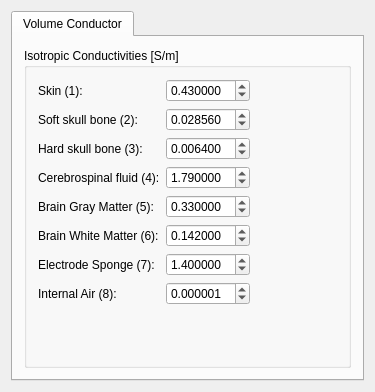
SCIInstitute/SCIRun, file src/Interface/Modules/BrainStimulator/SetConductivitiesToTetMeshDialog.ui: the form before one commit.
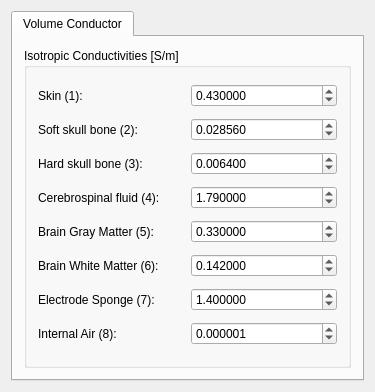
The form after the commit.

Commit message: Fixing layouts for hi-dpi improvement

Patch:
```diff
--- a/src/Interface/Modules/BrainStimulator/SetConductivitiesToTetMeshDialog.ui
+++ b/src/Interface/Modules/BrainStimulator/SetConductivitiesToTetMeshDialog.ui
@@ -29,16 +29,13 @@
       <attribute name="title">
        <string>Volume Conductor</string>
       </attribute>
-      <layout class="QGridLayout" name="gridLayout_2">
-       <item row="0" column="0">
+      <layout class="QHBoxLayout" name="horizontalLayout">
+       <item>
         <widget class="QGroupBox" name="groupBox">
          <property name="title">
           <string>Isotropic Conductivities [S/m]</string>
          </property>
-         <layout class="QFormLayout" name="formLayout">
-          <property name="fieldGrowthPolicy">
-           <enum>QFormLayout::FieldsStayAtSizeHint</enum>
-          </property>
+         <layout class="QGridLayout" name="gridLayout_3">
           <item row="0" column="0">
            <widget class="QLabel" name="label">
             <property name="text">
@@ -158,14 +155,14 @@
             </property>
            </widget>
           </item>
-          <item row="8" column="0">
+          <item row="7" column="0">
            <widget class="QLabel" name="label_8">
             <property name="text">
              <string>Internal Air (8):</string>
             </property>
            </widget>
           </item>
-          <item row="8" column="1">
+          <item row="7" column="1">
            <widget class="QDoubleSpinBox" name="InternalAir_">
             <property name="decimals">
              <number>6</number>
```
Left out of the diff: 11 changed lines with no effect on the pictures. The commit also changes 13 other files.
